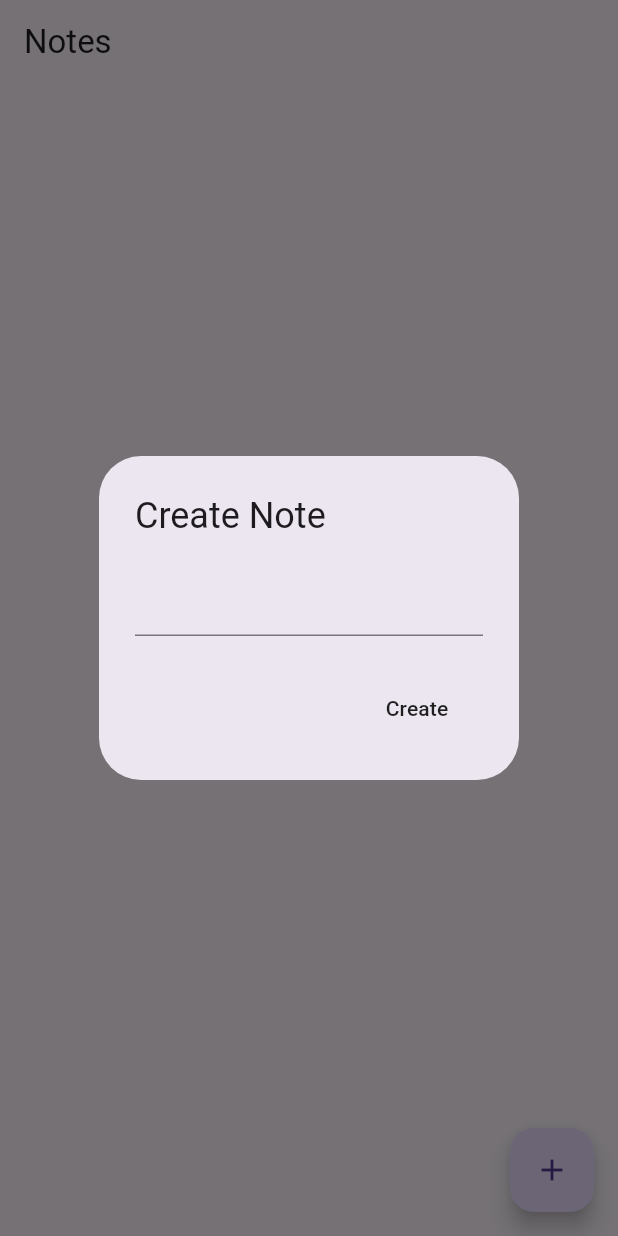
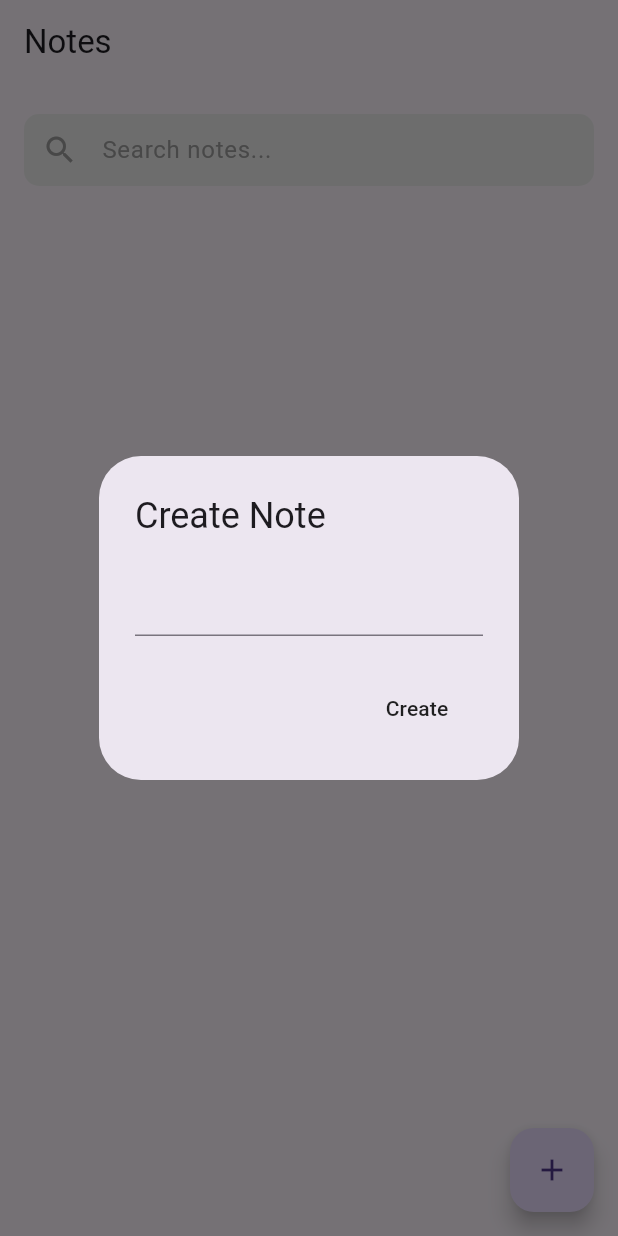
Before and after one commit to EngEngThanarat/note_app, a Flutter app: the screen it shows after launch, after a tap on the "add" icon, on a phone screen of 412 x 824 dp. Run offline on Flutter 3.47's test engine with Material 3 defaults, Android fonts, the phone set to English and light mode, and no system bars; our stand-ins replace isar; accounts and stored records are empty; generated files the repository leaves out were written again.

Commit message:
edit GUI

```diff
--- a/lib/pages/notes_page.dart
+++ b/lib/pages/notes_page.dart
@@ -55,6 +55,11 @@ class _NotesPageState extends State<NotesPage> {
     context.read<NoteDatabase>().fetchNotes();
   }
 
+// search note
+  void onSearchTextChanged(String searchText) {
+
+  }
+
   // update note
   void updateNote(Note note) {
     // pre-fill the current note text
@@ -62,7 +67,7 @@ class _NotesPageState extends State<NotesPage> {
     showDialog(
       context: context,
       builder: (context) => AlertDialog(
-        title: Text("Update Note"),
+        title: const Text("Update Note"),
         content: TextField(controller: textController),
         actions: [
           // update button
@@ -99,21 +104,70 @@ class _NotesPageState extends State<NotesPage> {
 
     return Scaffold(
       appBar: AppBar(
-          title: Text('Notes'),
+        title: const Text(
+          'Notes',
+        ),
       ),
       floatingActionButton: FloatingActionButton(
         onPressed: createNote,
         child: const Icon(Icons.add),
       ),
-        body: ListView.builder(
+      body: Padding(
+        padding: const EdgeInsets.fromLTRB(16, 0, 16, 0),
+        child: Column(children: [
+          const Row(
+            mainAxisAlignment: MainAxisAlignment.spaceBetween,
+          ),
+          const SizedBox(
+            height: 20,
+          ),
+          TextField(
+            onChanged: onSearchTextChanged,
+            style: const TextStyle(
+              fontSize: 16,
+              color: Colors.black,
+            ),
+            decoration: InputDecoration(
+                contentPadding: const EdgeInsets.symmetric(vertical: 12),
+                hintText: "Search notes...",
+                hintStyle: const TextStyle(color: Colors.grey),
+                prefixIcon: const Icon(
+                  Icons.search,
+                  color: Colors.grey,
+                ),
+                fillColor: Colors.grey.shade200,
+                filled: true,
+                focusedBorder: OutlineInputBorder(
+                    borderRadius: BorderRadius.circular(10),
+                    borderSide: const BorderSide(color: Colors.transparent)),
+                enabledBorder: OutlineInputBorder(
+                    borderRadius: BorderRadius.circular(10),
+                    borderSide: const BorderSide(color: Colors.transparent))),
+          ),
+          Expanded(
+              child: ListView.builder(
+                  padding: const EdgeInsets.only(top: 20),
                   itemCount: currentNotes.length,
                   itemBuilder: (context, index) {
                     // get individual note
                     final note = currentNotes[index];
 
                     // list tile ui
-              return ListTile(
-                title: Text(note.text),
+                    return Card(
+                      margin: const EdgeInsets.only(bottom: 10),
+                      child: Padding(
+                        padding: const EdgeInsets.all(5.0),
+                        child: ListTile(
+                          title: RichText(
+                              maxLines: 1,
+                              overflow: TextOverflow.ellipsis,
+                              text: TextSpan(
+                                text: (note.text),
+                                style: const TextStyle(
+                                    color: Colors.black,
+                                    fontSize: 16,
+                                    height: 1.5),
+                              )),
                           trailing: Row(
                             mainAxisSize: MainAxisSize.min,
                             children: [
@@ -126,10 +180,15 @@ class _NotesPageState extends State<NotesPage> {
                               // Delete Button
                               IconButton(
                                   onPressed: () => deleteNote(note.id),
-                        icon: Icon(Icons.delete))
+                                  icon: const Icon(Icons.delete))
                             ],
                           ),
+                        ),
+                      ),
                     );
-            }));
+                  }))
+        ]),
+      ),
+    );
   }
 }
```
Lines whose indentation alone changed are shown as unchanged.
